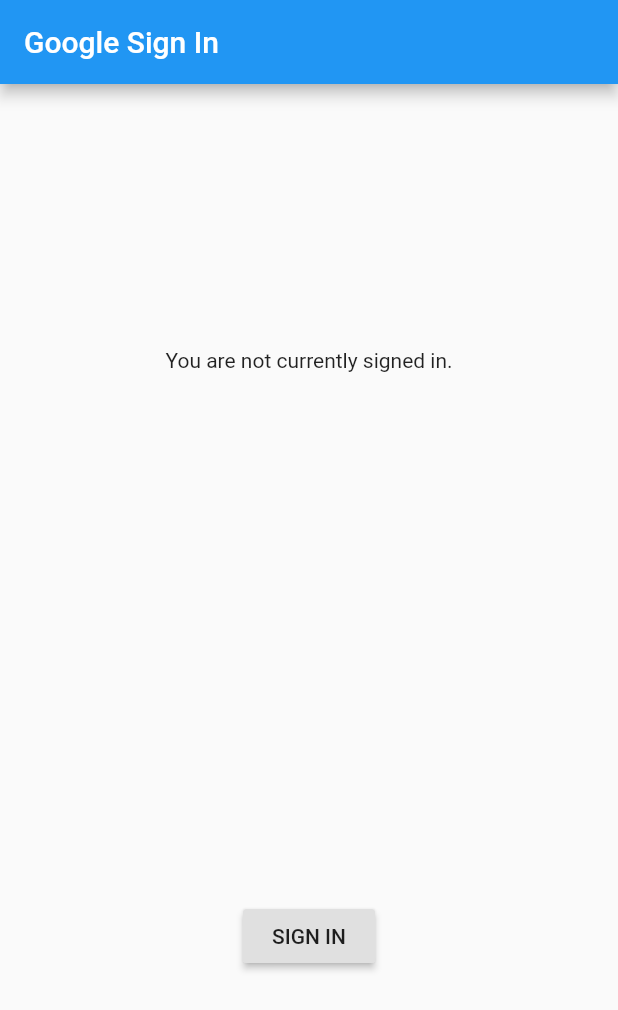
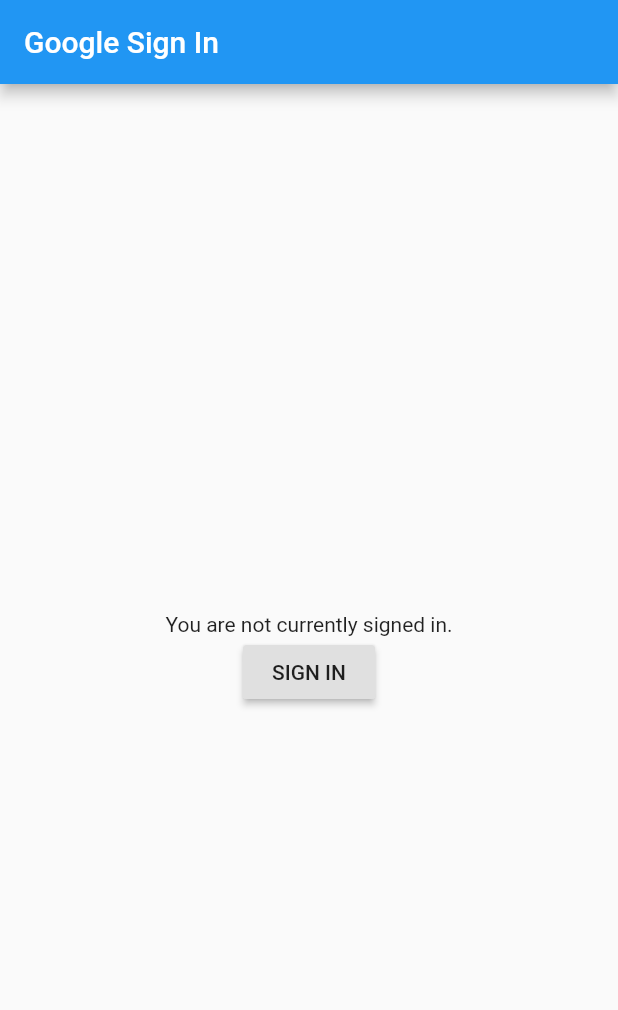
Before and after one commit to Rev4nth/business_book, a Flutter app: the screen it shows after launch, after a tap on "SIGN IN", on a phone screen of 412 x 824 dp. Shown: the top 1010 px of the screen. Run offline on Flutter 3.47's test engine with Material 2 defaults, Android fonts, the phone set to English and light mode, and no system bars; our stand-ins replace google_sign_in, shared_preferences; network calls fail.

Commit message:
redirect to home after login

```diff
--- a/business_book/lib/main.dart
+++ b/business_book/lib/main.dart
@@ -1,23 +1,35 @@
 import 'package:flutter/material.dart';
+import 'package:provider/provider.dart';
 
 import './screens/tabs_screen.dart';
 import './screens/edit_sale_screen.dart';
 import './screens/edit_customer_screen.dart';
 import './screens/login_screen.dart';
+import './providers/auth.dart';
 
 void main() => runApp(MyApp());
 
 class MyApp extends StatelessWidget {
   @override
   Widget build(BuildContext context) {
-    return MaterialApp(
+    return MultiProvider(
+      providers: [
+        ChangeNotifierProvider(
+          create: (_) => Auth(),
+        )
+      ],
+      child: Consumer<Auth>(
+        builder: (context, auth, _) => MaterialApp(
           title: "Business Book",
+          home: auth.isAuth ? TabsScreen() : LoginScreen(),
           routes: {
             '/tabs': (context) => TabsScreen(),
-        '/': (context) => LoginScreen(),
+            '/auth': (context) => LoginScreen(),
             '/edit-sale': (context) => EditSale(),
             '/edit-customer': (context) => EditCustomer(),
           },
+        ),
+      ),
     );
   }
 }
--- /dev/null
+++ b/business_book/lib/providers/auth.dart
@@ -0,0 +1,64 @@
+import 'dart:convert';
+import 'dart:async';
+
+import 'package:flutter/widgets.dart';
+import 'package:http/http.dart' as http;
+import 'package:google_sign_in/google_sign_in.dart';
+import 'package:shared_preferences/shared_preferences.dart';
+
+import '../services/api.dart';
+
+GoogleSignIn _googleSignIn = GoogleSignIn(
+  scopes: <String>[
+    'email',
+    'profile',
+  ],
+);
+
+class Auth with ChangeNotifier {
+  String _token;
+
+  bool get isAuth {
+    return _token != null;
+  }
+
+  String get token {
+    if (_token != null) {
+      return _token;
+    }
+    return null;
+  }
+
+  Future<void> signIn() async {
+    GoogleSignInAccount account = await _googleSignIn.signIn();
+    final _baseUrl = ApiService.baseUrl;
+    final url = '$_baseUrl/api/users/token/';
+    try {
+      final response = await http.post(
+        url,
+        headers: {"Content-Type": "application/json"},
+        body: json.encode(
+          {
+            'email': account.email,
+            'displayName': account.displayName,
+          },
+        ),
+      );
+      final responseData = json.decode(response.body);
+      _token = responseData['token'];
+      notifyListeners();
+      final prefs = await SharedPreferences.getInstance();
+      prefs.setString('token', _token);
+    } catch (error) {
+      throw error;
+    }
+  }
+
+  Future<void> signOut() async {
+    _token = null;
+    _googleSignIn.signOut();
+    final prefs = await SharedPreferences.getInstance();
+    prefs.clear();
+    notifyListeners();
+  }
+}
--- a/business_book/lib/screens/login_screen.dart
+++ b/business_book/lib/screens/login_screen.dart
@@ -1,117 +1,41 @@
-import 'dart:async';
-import 'dart:convert' show json;
+import 'package:flutter/material.dart';
+import 'package:provider/provider.dart';
 
-import "package:http/http.dart" as http;
-import 'package:flutter/material.dart';
-import 'package:google_sign_in/google_sign_in.dart';
-import 'package:shared_preferences/shared_preferences.dart';
+import '../providers/auth.dart';
 
-import '../services/api.dart';
-import '../storage_util.dart';
-
-GoogleSignIn _googleSignIn = GoogleSignIn(
-  scopes: <String>[
-    'email',
-    'profile',
-  ],
-);
-
-class LoginScreen extends StatefulWidget {
-  @override
-  State createState() => LoginScreenState();
-}
-
-class LoginScreenState extends State<LoginScreen> {
-  GoogleSignInAccount _currentUser;
-  final _baseUrl = ApiService.baseUrl;
-
-  @override
-  void initState() {
-    super.initState();
-  }
-
-  Future<void> _handleSignIn() async {
-    try {
-      GoogleSignInAccount account = await _googleSignIn.signIn();
-      setState(() {
-        _currentUser = account;
-      });
-      final url = '$_baseUrl/api/users/token/';
-      http
-          .post(
-        url,
-        headers: {"Content-Type": "application/json"},
-        body: json.encode({
-          "displayName": _currentUser.displayName,
-          "email": _currentUser.email
-        }),
-      )
-          .then((response) async {
-        Map<String, Object> resp = json.decode(response.body);
-        String token = resp["token"];
-        SharedPreferences prefs = await SharedPreferences.getInstance();
-        prefs.setString('token', token);
-      });
-    } catch (e) {
-      print(e);
-    }
-  }
-
-  Future<void> _handleSignOut() {
-    setState(() {
-      _currentUser = null;
-    });
-    return _googleSignIn.signOut();
-  }
-
-  Widget _buildBody() {
-    if (_currentUser != null) {
-      return Column(
-        mainAxisAlignment: MainAxisAlignment.spaceAround,
-        children: <Widget>[
-          ListTile(
-            leading: GoogleUserCircleAvatar(
-              identity: _currentUser,
-            ),
-            title: Text(_currentUser.displayName ?? ''),
-            subtitle: Text(_currentUser.email ?? ''),
-          ),
-          const Text("Signed in successfully."),
-          RaisedButton(
-            child: const Text('SIGN OUT'),
-            onPressed: _handleSignOut,
-          ),
-          RaisedButton(
-            child: const Text('Sales'),
-            onPressed: () {
-              Navigator.of(context).pushNamed('/tabs');
-            },
-          )
-        ],
-      );
-    } else {
-      return Column(
-        mainAxisAlignment: MainAxisAlignment.spaceAround,
-        children: <Widget>[
-          const Text("You are not currently signed in."),
-          RaisedButton(
-            child: const Text('SIGN IN'),
-            onPressed: _handleSignIn,
-          ),
-        ],
-      );
-    }
-  }
-
+class LoginScreen extends StatelessWidget {
   @override
   Widget build(BuildContext context) {
     return Scaffold(
-        appBar: AppBar(
-          title: const Text('Google Sign In'),
-        ),
-        body: ConstrainedBox(
-          constraints: const BoxConstraints.expand(),
-          child: _buildBody(),
-        ));
+      appBar: AppBar(
+        title: const Text('Google Sign In'),
+      ),
+      body: Consumer<Auth>(builder: (context, auth, _) {
+        return auth.isAuth
+            ? Center(
+                child: Column(
+                  mainAxisAlignment: MainAxisAlignment.center,
+                  children: <Widget>[
+                    Text("Signed in successfully."),
+                  ],
+                ),
+              )
+            : Center(
+                child: Column(
+                  mainAxisAlignment: MainAxisAlignment.center,
+                  children: <Widget>[
+                    const Text("You are not currently signed in."),
+                    RaisedButton(
+                      child: const Text('SIGN IN'),
+                      onPressed: () async {
+                        await Provider.of<Auth>(context, listen: false)
+                            .signIn();
+                      },
+                    ),
+                  ],
+                ),
+              );
+      }),
+    );
   }
 }
--- a/business_book/lib/screens/sales_list_screen.dart
+++ b/business_book/lib/screens/sales_list_screen.dart
@@ -7,7 +7,6 @@ import 'package:shared_preferences/shared_preferences.dart';
 import '../widgets/sale_item.dart';
 import '../models/sale.dart';
 import '../services/api.dart';
-import '../storage_util.dart';
 
 class SalesListScreen extends StatefulWidget {
   static const routeName = '/';
--- a/business_book/lib/screens/tabs_screen.dart
+++ b/business_book/lib/screens/tabs_screen.dart
@@ -4,8 +4,10 @@ import './customers_list_screen.dart';
 import './edit_sale_screen.dart';
 import './sales_list_screen.dart';
 import './edit_customer_screen.dart';
+import '../widgets/app_drawer.dart';
 
 class TabsScreen extends StatefulWidget {
+  static const routeName = '/';
   @override
   _TabsScreenState createState() => _TabsScreenState();
 }
@@ -54,6 +56,7 @@ class _TabsScreenState extends State<TabsScreen> {
             )
           ],
         ),
+        drawer: AppDrawer(),
         body: _pages[_selectedPageIndex]['page'],
         bottomNavigationBar: BottomNavigationBar(
           onTap: _selectPage,
--- a/business_book/lib/services/api.dart
+++ b/business_book/lib/services/api.dart
@@ -1,3 +1,3 @@
 class ApiService {
-  static const baseUrl = 'http://192.168.1.2:3000';
+  static const baseUrl = 'http://192.168.1.7:3000';
 }
--- a/business_book/pubspec.yaml
+++ b/business_book/pubspec.yaml
@@ -23,6 +23,7 @@ dependencies:
   intl: ^0.16.1
   google_sign_in: ^4.3.0
   shared_preferences: ^0.5.6+3
+  provider: ^4.0.4
 
   # The following adds the Cupertino Icons font to your application.
   # Use with the CupertinoIcons class for iOS style icons.
```
Also changed, not shown: business_book/lib/screens/edit_customer_screen.dart (+8 -2 lines), business_book/lib/screens/edit_sale_screen.dart (+14 -4 lines), business_book/lib/storage_util.dart (deleted, +0 -33 lines), business_book/lib/widgets/app_drawer.dart (added, +30 -0 lines), business_book/pubspec.lock. Lines whose indentation alone changed are shown as unchanged.
